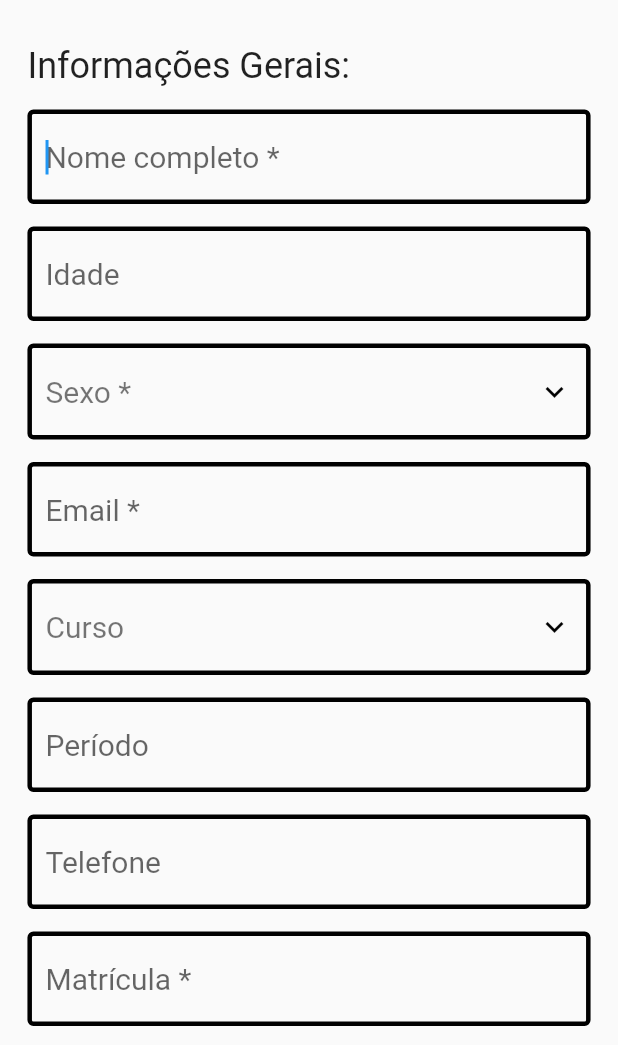
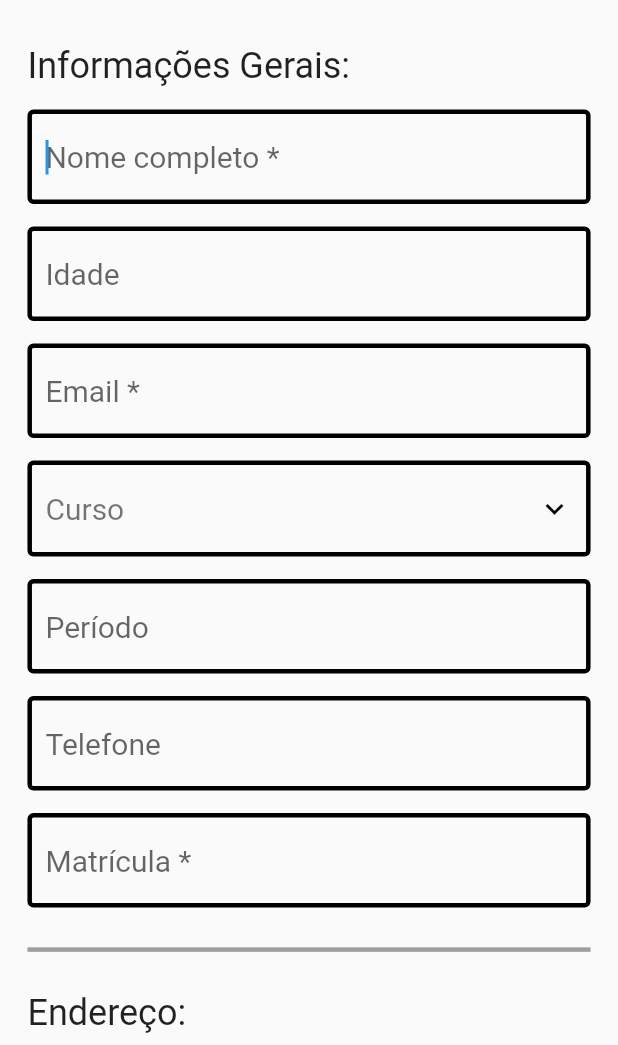
Before and after one commit to IagoEngel/Atividades-Integradoras-8, a Flutter app: the Cadastro screen opened directly, on a phone screen of 412 x 824 dp, the part 191-1236 px from its top. Run offline on Flutter 3.47's test engine with Material 2 defaults, Android fonts, the phone set to English and light mode, and no system bars; our stand-ins replace cloud_firestore, firebase_auth; accounts and stored records are empty.

Commit message:
Adptando para cadastro sem Sexo

```diff
--- a/atividadeintegradora8/lib/models/usuario.dart
+++ b/atividadeintegradora8/lib/models/usuario.dart
@@ -4,7 +4,6 @@ class Usuario {
   String nome;
   String email;
   int idade;
-  bool sexo;
   String curso;
   String matricula;
   int periodo;
@@ -20,7 +19,6 @@ class Usuario {
     this.nome,
     this.email,
     this.idade,
-    this.sexo,
     this.curso,
     this.matricula,
     this.periodo,
@@ -46,7 +44,6 @@ Usuario _UsuarioFromJson(Map<dynamic, dynamic> json){
     nome: json['nome'] as String,
     email: json['email'] as String,
     idade: json['idade'] as int,
-    sexo: json['sexo'] as bool,
     curso: json['curso'] as String,
     matricula: json['matricula'] as String,
     periodo: json['periodo'] as int,
@@ -61,7 +58,6 @@ Map<String, dynamic> _UsuarioToJson(Usuario instance) => <String, dynamic>{
   'nome': instance.nome,
   'email': instance.email,
   'idade': instance.idade,
-  'sexo': instance.sexo,
   'curso': instance.curso,
   'matricula': instance.matricula,
   'periodo': instance.periodo,
--- a/atividadeintegradora8/lib/telas/cadastro.dart
+++ b/atividadeintegradora8/lib/telas/cadastro.dart
@@ -29,7 +29,7 @@ class Cadastro extends StatefulWidget {
     'Veterinária',
   ];
   var _currentCurso;
-  var _currentS;
+  //var _currentS;
 
   @override
   _CadastroState createState() => _CadastroState();
@@ -104,8 +104,7 @@ class _CadastroState extends State<Cadastro> {
                 ),
                 _txtField(txtNome, "Nome completo *", TextInputType.name),
                 _txtField(txtIdade, "Idade", TextInputType.number),
-                SizedBox(height: 15),
-                _dropdownSexo(),
+                //_dropdownSexo(),
                 _txtField(txtEmail, "Email *", TextInputType.emailAddress),
                 SizedBox(height: 15),
                 _dropdownCurso(),
@@ -222,7 +221,7 @@ class _CadastroState extends State<Cadastro> {
     );
   }
 
-  Widget _dropdownSexo() {
+  /* Widget _dropdownSexo() {
     return FormField<String>(
       builder: (FormFieldState<String> state) {
         return InputDecorator(
@@ -272,7 +271,7 @@ class _CadastroState extends State<Cadastro> {
         );
       },
     );
-  }
+  } */
 
   Widget _dropdownCurso() {
     return FormField<String>(
@@ -354,9 +353,7 @@ class _CadastroState extends State<Cadastro> {
         onPressed: () async {
           (txtNome.text.isEmpty)
               ? _dialog("Nome completo")
-              : (widget._currentS == null)
-                  ? _dialog("Sexo")
-                  : (txtEmail.text.isEmpty)
+              : (txtEmail.text.isEmpty)
                       ? _dialog("Email")
                       : (txtMatricula.text.isEmpty)
                           ? _dialog("Matrícula")
@@ -399,7 +396,6 @@ class _CadastroState extends State<Cadastro> {
             nome: txtNome.text,
             email: txtEmail.text,
             idade: (txtIdade.text.isEmpty)? null:int.parse(txtIdade.text),
-            sexo: (widget._currentS == 'Masculino') ? false : true,
             curso: widget._currentCurso,
             matricula: txtMatricula.text,
             periodo: (txtPeriodo.text.isEmpty)? null:int.parse(txtPeriodo.text),
--- a/atividadeintegradora8/lib/telas/etapa2.dart
+++ b/atividadeintegradora8/lib/telas/etapa2.dart
@@ -110,6 +110,11 @@ class _Etapa2State extends State<Etapa2> {
         Text(
           "Apresenta algum dos sintomas abaixo ?",
           style: TextStyle(fontSize: 20),
+        ),
+        SizedBox(height: 6),
+        Text(
+          "Se não possuir nenhum sintoma, não há necessidade de marcar algo para continuar.",
+          style: TextStyle(fontSize: 15),
         ),
         SizedBox(height: 20),
         _check(),
--- a/atividadeintegradora8/lib/telas/telalogin.dart
+++ b/atividadeintegradora8/lib/telas/telalogin.dart
@@ -174,7 +174,6 @@ class _TelaLoginState extends State<TelaLogin> {
               usuario.nome = docs.documents[0].data['nome'];
               usuario.email = docs.documents[0].data['email'];
               usuario.idade = docs.documents[0].data['idade'];
-              usuario.sexo = docs.documents[0].data['sexo'];
               usuario.curso = docs.documents[0].data['curso'];
               usuario.matricula = docs.documents[0].data['matricula'];
               usuario.periodo = docs.documents[0].data['periodo'];
```
